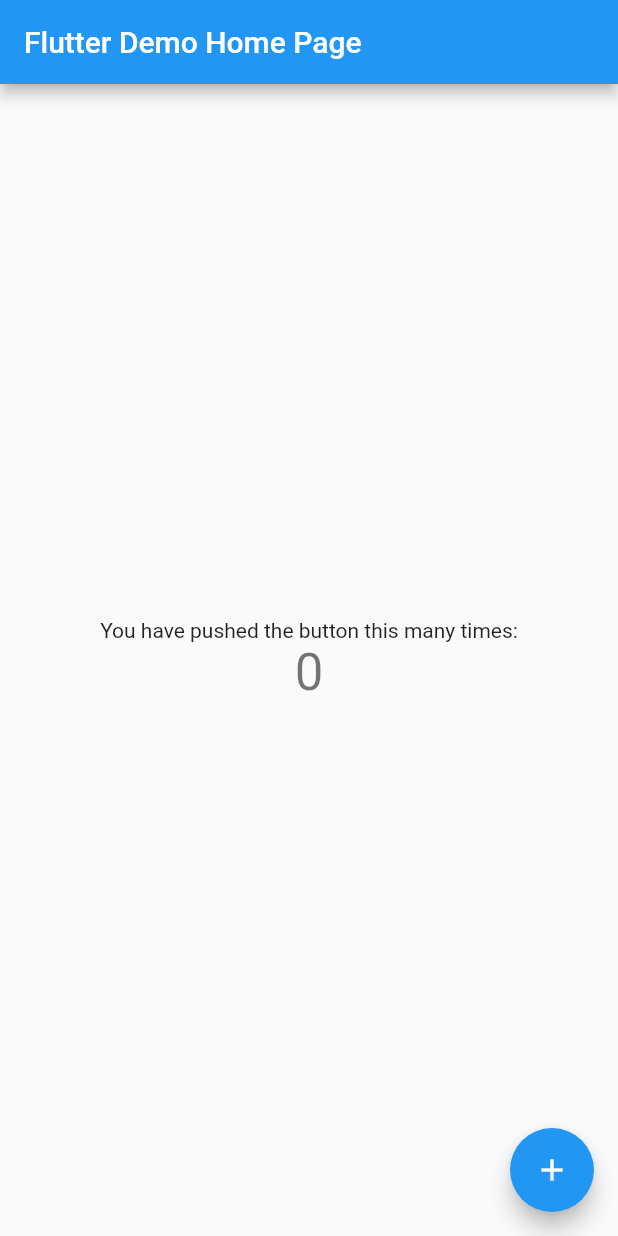
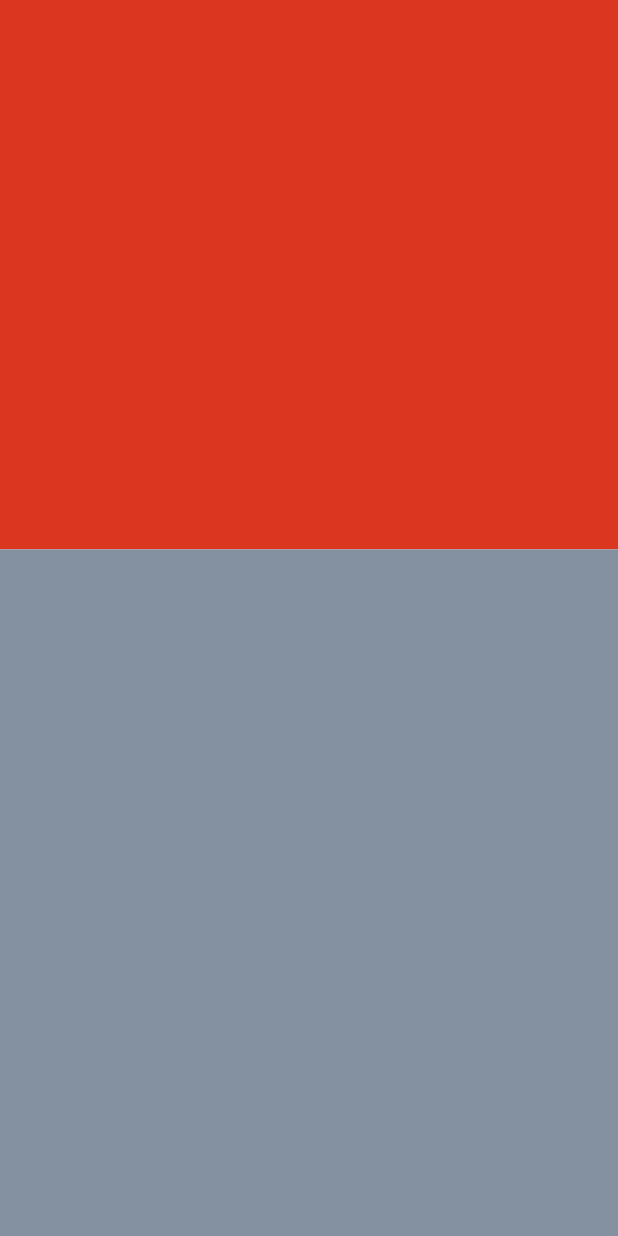
Before and after one commit to jrpacheco/datingapp, a Flutter app: the screen it shows after launch, on a phone screen of 412 x 824 dp. Run offline on Flutter 3.47's test engine with Material 2 defaults, Android fonts, the phone set to English and light mode, and no system bars; Roboto replaces fonts that are missing (Relaway).

Commit message:
Container expanded

```diff
--- a/lib/main.dart
+++ b/lib/main.dart
@@ -1,3 +1,4 @@
+import 'package:dating_app/pages/profile_page.dart';
 import 'package:flutter/material.dart';
 
 void main() => runApp(MyApp());
@@ -12,92 +13,7 @@ class MyApp extends StatelessWidget {
         primarySwatch: Colors.blue,
         fontFamily: 'Relaway'
       ),
-      home: MyHomePage(title: 'Flutter Demo Home Page'),
-    );
-  }
-}
-
-class MyHomePage extends StatefulWidget {
-  MyHomePage({Key key, this.title}) : super(key: key);
-
-  // This widget is the home page of your application. It is stateful, meaning
-  // that it has a State object (defined below) that contains fields that affect
-  // how it looks.
-
-  // This class is the configuration for the state. It holds the values (in this
-  // case the title) provided by the parent (in this case the App widget) and
-  // used by the build method of the State. Fields in a Widget subclass are
-  // always marked "final".
-
-  final String title;
-
-  @override
-  _MyHomePageState createState() => _MyHomePageState();
-}
-
-class _MyHomePageState extends State<MyHomePage> {
-  int _counter = 0;
-
-  void _incrementCounter() {
-    setState(() {
-      // This call to setState tells the Flutter framework that something has
-      // changed in this State, which causes it to rerun the build method below
-      // so that the display can reflect the updated values. If we changed
-      // _counter without calling setState(), then the build method would not be
-      // called again, and so nothing would appear to happen.
-      _counter++;
-    });
-  }
-
-  @override
-  Widget build(BuildContext context) {
-    // This method is rerun every time setState is called, for instance as done
-    // by the _incrementCounter method above.
-    //
-    // The Flutter framework has been optimized to make rerunning build methods
-    // fast, so that you can just rebuild anything that needs updating rather
-    // than having to individually change instances of widgets.
-    return Scaffold(
-      appBar: AppBar(
-        // Here we take the value from the MyHomePage object that was created by
-        // the App.build method, and use it to set our appbar title.
-        title: Text(widget.title),
-      ),
-      body: Center(
-        // Center is a layout widget. It takes a single child and positions it
-        // in the middle of the parent.
-        child: Column(
-          // Column is also a layout widget. It takes a list of children and
-          // arranges them vertically. By default, it sizes itself to fit its
-          // children horizontally, and tries to be as tall as its parent.
-          //
-          // Invoke "debug painting" (press "p" in the console, choose the
-          // "Toggle Debug Paint" action from the Flutter Inspector in Android
-          // Studio, or the "Toggle Debug Paint" command in Visual Studio Code)
-          // to see the wireframe for each widget.
-          //
-          // Column has various properties to control how it sizes itself and
-          // how it positions its children. Here we use mainAxisAlignment to
-          // center the children vertically; the main axis here is the vertical
-          // axis because Columns are vertical (the cross axis would be
-          // horizontal).
-          mainAxisAlignment: MainAxisAlignment.center,
-          children: <Widget>[
-            Text(
-              'You have pushed the button this many times:',
-            ),
-            Text(
-              '$_counter',
-              style: Theme.of(context).textTheme.display1,
-            ),
-          ],
-        ),
-      ),
-      floatingActionButton: FloatingActionButton(
-        onPressed: _incrementCounter,
-        tooltip: 'Increment',
-        child: Icon(Icons.add),
-      ), // This trailing comma makes auto-formatting nicer for build methods.
-    );
-  }
-}
+      home: ProfilePage(),
+          );
+        }
+      }
--- /dev/null
+++ b/lib/pages/profile_page.dart
@@ -0,0 +1,20 @@
+import 'package:dating_app/styleguide/colors.dart';
+import 'package:flutter/material.dart';
+
+class ProfilePage extends StatelessWidget {
+  @override
+  Widget build(BuildContext context) {
+    return Scaffold(
+      body: Stack(
+        children: <Widget>[
+          Column(
+            children: <Widget>[
+              Expanded(flex: 4,child: Container(color: primaryColor,),),
+              Expanded(flex: 5,child: Container(color: secondaryTextColor,),)
+            ],
+          )
+        ],
+      ),
+    );
+  }
+}
--- a/pubspec.yaml
+++ b/pubspec.yaml
@@ -74,7 +74,7 @@ flutter:
   # For details regarding fonts from package dependencies,
   # see https://flutter.dev/custom-fonts/#from-packages
   fonts:
-    - family: Relaway
+    - family: Raleway
       fonts:
-        - assets/fonts/Raleway-Medium.ttf
-        - assets/fonts/Raleway-SemiBold.ttf
+        - asset: assets/fonts/Raleway-Medium.ttf
+        - asset: assets/fonts/Raleway-SemiBold.ttf
```
Also changed, not shown: lib/styleguide/text_style.dart (line endings or trailing spaces), pubspec.lock.
